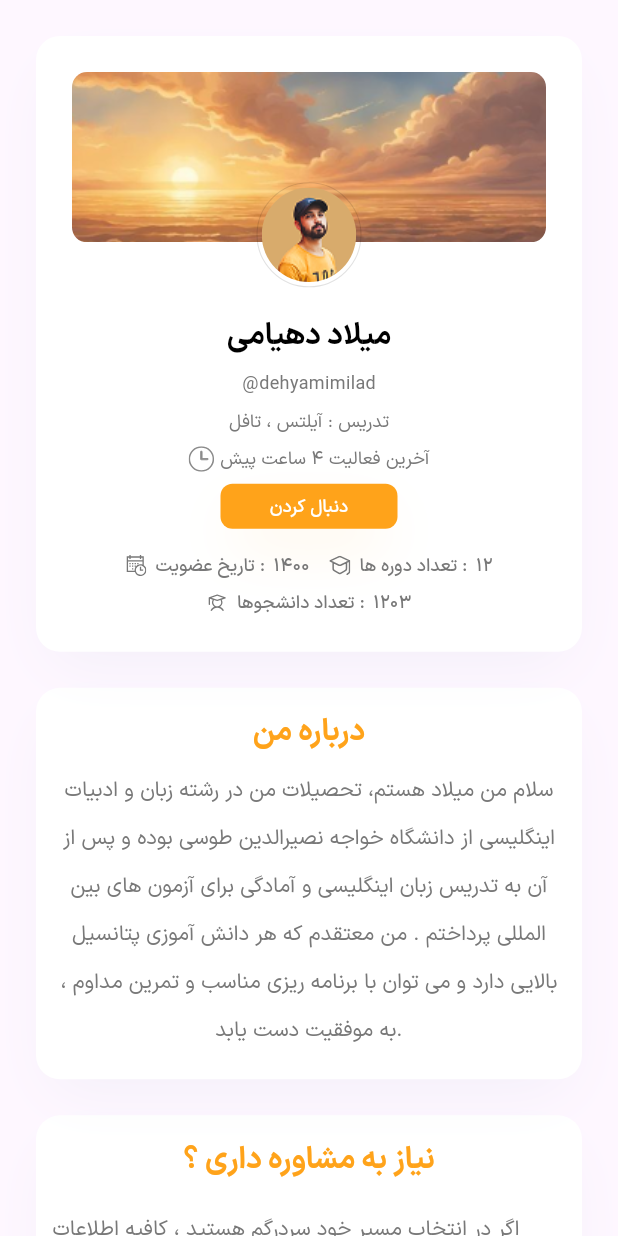
After one commit to soheil-jalili/Ielts-Application, a Flutter app: the TeacherScreen screen opened directly, on a phone screen of 412 x 824 dp. The commit adds this screen. Run offline on Flutter 3.47's test engine with Material 3 defaults, Android fonts, the phone set to English and light mode, and no system bars; our stand-ins replace better_player_plus, flutter_svg, shimmer, sliver_tools, smooth_page_indicator.

Commit message:
feat: add teacher screen UI and components

```diff
--- a/lib/constants/colors.dart
+++ b/lib/constants/colors.dart
@@ -180,6 +180,15 @@ class AppColors {
   );
   static Color popularSearchTextSearchScreenColor = Color(0xff404040);
 
+  // Teacher Screen
+  static Color strokeAvatarTeacherScreenColor = Color(0xff000000).withAlpha(30);
+  static Color primaryTextTeacherScreenColor = Color(0xff787878);
+  static Color secondaryTeacherScreenColor = Color(0xffFFA31A);
+  static Color hintTextTeacherScreenColor = Color(0xff6D6D6D).withAlpha(50);
+  static Color shadowContainerTeacherScreenColor = Color(
+    0xff7090B0,
+  ).withAlpha(20);
+
   // Shimmer
   static Color baseColorShimmer = Color(0xFFEDEDED);
   static Color highlightColorShimmer = Color(0xFFF5F5F5);
--- a/lib/gen/assets.gen.dart
+++ b/lib/gen/assets.gen.dart
@@ -34,12 +34,19 @@ class $AssetsImagesGen {
   /// File path: assets/images/banner1.png
   AssetGenImage get banner1 => const AssetGenImage('assets/images/banner1.png');
 
+  /// File path: assets/images/banner_teacher_screen.png
+  AssetGenImage get bannerTeacherScreen =>
+      const AssetGenImage('assets/images/banner_teacher_screen.png');
+
   /// File path: assets/images/blur.png
   AssetGenImage get blur => const AssetGenImage('assets/images/blur.png');
 
   /// File path: assets/images/calendar.png
   AssetGenImage get calendar =>
       const AssetGenImage('assets/images/calendar.png');
+
+  /// File path: assets/images/calender.svg
+  String get calender => 'assets/images/calender.svg';
 
   /// File path: assets/images/circle.png
   AssetGenImage get circle => const AssetGenImage('assets/images/circle.png');
@@ -87,6 +94,9 @@ class $AssetsImagesGen {
 
   /// File path: assets/images/google.png
   AssetGenImage get google => const AssetGenImage('assets/images/google.png');
+
+  /// File path: assets/images/hat.svg
+  String get hat => 'assets/images/hat.svg';
 
   /// File path: assets/images/hiro hamada 1.png
   AssetGenImage get hiroHamada1 =>
@@ -230,6 +240,9 @@ class $AssetsImagesGen {
   /// File path: assets/images/star.png
   AssetGenImage get star => const AssetGenImage('assets/images/star.png');
 
+  /// File path: assets/images/student.svg
+  String get student => 'assets/images/student.svg';
+
   /// File path: assets/images/support.svg
   String get support => 'assets/images/support.svg';
 
@@ -278,8 +291,10 @@ class $AssetsImagesGen {
     apple,
     avatar,
     banner1,
+    bannerTeacherScreen,
     blur,
     calendar,
+    calender,
     circle,
     clock,
     clock2,
@@ -294,6 +309,7 @@ class $AssetsImagesGen {
     freeCourseShape3,
     germanFlag,
     google,
+    hat,
     hiroHamada1,
     home,
     homeActive,
@@ -336,6 +352,7 @@ class $AssetsImagesGen {
     starColorless,
     starFill,
     star,
+    student,
     support,
     three,
     time,
--- /dev/null
+++ b/lib/screens/teacher_screen.dart
@@ -0,0 +1,344 @@
+import 'package:flutter/material.dart';
+import 'package:flutter_svg/flutter_svg.dart';
+import 'package:ielts/constants/colors.dart';
+import 'package:ielts/gen/assets.gen.dart';
+import 'package:ielts/gen/fonts.gen.dart';
+import 'package:ielts/widgets/button_primary.dart';
+import 'package:ielts/widgets/text_fied_primary.dart';
+
+class TeacherScreen extends StatelessWidget {
+  TeacherScreen({super.key});
+
+  final TextEditingController fullName = TextEditingController();
+  final TextEditingController phoneNumber = TextEditingController();
+  @override
+  Widget build(BuildContext context) {
+    return Scaffold(
+      body: SafeArea(
+        bottom: false,
+        child: CustomScrollView(
+          slivers: [
+            SliverToBoxAdapter(
+              child: Container(
+                padding: EdgeInsets.all(24),
+                margin: EdgeInsets.all(24),
+                decoration: BoxDecoration(
+                  color: Colors.white,
+                  borderRadius: BorderRadius.circular(16),
+                  boxShadow: [
+                    BoxShadow(
+                      offset: Offset(0, 16),
+                      blurRadius: 32,
+                      spreadRadius: -10,
+                      color: AppColors.shadowContainerTeacherScreenColor,
+                    ),
+                  ],
+                ),
+                child: Column(
+                  children: [
+                    Stack(
+                      clipBehavior: Clip.none,
+                      children: [
+                        ClipRRect(
+                          borderRadius: BorderRadius.circular(10),
+                          child: Image.asset(
+                            Assets.images.bannerTeacherScreen.path,
+                          ),
+                        ),
+
+                        Positioned(
+                          left: 0,
+                          right: 0,
+                          bottom: -30,
+                          child: Container(
+                            width: 70,
+                            height: 70,
+                            decoration: BoxDecoration(
+                              shape: BoxShape.circle,
+                              border: Border.all(
+                                width: 0.7,
+                                color: AppColors.strokeAvatarTeacherScreenColor,
+                              ),
+                            ),
+
+                            child: Center(
+                              child: ClipRRect(
+                                borderRadius: BorderRadius.circular(1000),
+                                child: Image.asset(
+                                  Assets.images.mojAvatar.path,
+                                ),
+                              ),
+                            ),
+                          ),
+                        ),
+                      ],
+                    ),
+
+                    SizedBox(height: 49),
+
+                    Text(
+                      'میلاد دهیامی',
+                      style: TextStyle(
+                        color: Colors.black,
+                        fontSize: 20,
+                        fontFamily: FontFamily.iranSansXBold,
+                      ),
+                    ),
+                    SizedBox(height: 8),
+                    Directionality(
+                      textDirection: TextDirection.ltr,
+                      child: Text(
+                        '@dehyamimilad',
+                        style: TextStyle(
+                          color: AppColors.primaryTextTeacherScreenColor,
+                          fontSize: 12,
+                          fontFamily: FontFamily.iranSansXRegular,
+                        ),
+                      ),
+                    ),
+                    SizedBox(height: 8),
+                    Text(
+                      'تدریس : آیلتس ، تافل',
+                      style: TextStyle(
+                        color: AppColors.primaryTextTeacherScreenColor,
+                        fontSize: 12,
+                        fontFamily: FontFamily.iranSansXRegular,
+                      ),
+                    ),
+                    SizedBox(height: 8),
+                    Row(
+                      mainAxisAlignment: MainAxisAlignment.center,
+                      children: [
+                        SvgPicture.asset(Assets.images.clock2),
+                        SizedBox(width: 4),
+                        Text(
+                          'آخرین فعالیت 4 ساعت پیش',
+                          style: TextStyle(
+                            color: AppColors.primaryTextTeacherScreenColor,
+                            fontSize: 12,
+                            fontFamily: FontFamily.iranSansXRegular,
+                          ),
+                        ),
+                      ],
+                    ),
+
+                    SizedBox(height: 8),
+                    ButtonPrimary(
+                      title: 'دنبال کردن',
+                      onPressed: () {},
+                      height: 30,
+                      width: 118,
+                      borderRadius: 8,
+                      fontSize: 12,
+                      fontFamily: FontFamily.iranSansXMedium,
+                    ),
+
+                    SizedBox(height: 16),
+                    Center(
+                      child: Wrap(
+                        alignment: WrapAlignment
+                            .center,
+                        runAlignment: WrapAlignment
+                            .center,
+                        spacing: 13,
+                        runSpacing: 8,
+                        children: [
+                          IconTitleValue(
+                            icon: Assets.images.calender,
+                            title: 'تاریخ عضویت : ',
+                            value: '1400',
+                            widthSizedBox: 6,
+                          ),
+                          IconTitleValue(
+                            icon: Assets.images.hat,
+                            title: 'تعداد دوره ها : ',
+                            value: '12',
+                            widthSizedBox: 6,
+                          ),
+                          IconTitleValue(
+                            icon: Assets.images.student,
+                            title: 'تعداد دانشجوها : ',
+                            value: '1203',
+                            widthSizedBox: 6,
+                          ),
+                        ],
+                      ),
+                    ),
+                  ],
+                ),
+              ),
+            ),
+
+            SliverToBoxAdapter(
+              child: Container(
+                margin: EdgeInsets.only(right: 24, left: 24, bottom: 24),
+
+                decoration: BoxDecoration(
+                  color: Colors.white,
+                  borderRadius: BorderRadius.circular(16),
+
+                  boxShadow: [
+                    BoxShadow(
+                      offset: Offset(0, 16),
+                      blurRadius: 32,
+                      spreadRadius: -10,
+                      color: AppColors.shadowContainerTeacherScreenColor,
+                    ),
+                  ],
+                ),
+                padding: EdgeInsets.fromLTRB(11, 16, 11, 16),
+                child: Column(
+                  children: [
+                    Text(
+                      'درباره من',
+                      style: TextStyle(
+                        fontFamily: FontFamily.iranSansXBold,
+                        fontSize: 20,
+                        color: AppColors.secondaryTeacherScreenColor,
+                      ),
+                    ),
+                    SizedBox(height: 8),
+                    Text(
+                      '''سلام من میلاد هستم، تحصیلات من در رشته زبان و ادبیات
+اینگلیسی از دانشگاه خواجه نصیرالدین طوسی بوده و پس از
+آن به تدریس زبان اینگلیسی و آمادگی برای آزمون های بین
+المللی پرداختم . من معتقدم که هر دانش آموزی پتانسیل بالایی دارد و می توان با برنامه ریزی مناسب و تمرین مداوم ، به موفقیت دست یابد.''',
+
+                      style: TextStyle(
+                        fontFamily: FontFamily.iranSansXRegular,
+                        fontSize: 14,
+                        color: AppColors.primaryTextTeacherScreenColor,
+                        height: 2.28,
+                      ),
+                      textAlign: TextAlign.center,
+                    ),
+                  ],
+                ),
+              ),
+            ),
+
+            SliverToBoxAdapter(
+              child: Container(
+                margin: EdgeInsets.only(right: 24, left: 24, bottom: 100),
+                decoration: BoxDecoration(
+                  color: Colors.white,
+                  borderRadius: BorderRadius.circular(16),
+
+                  boxShadow: [
+                    BoxShadow(
+                      offset: Offset(0, 16),
+                      blurRadius: 32,
+                      spreadRadius: -10,
+                      color: AppColors.shadowContainerTeacherScreenColor,
+                    ),
+                  ],
+                ),
+                padding: EdgeInsets.fromLTRB(11, 16, 11, 16),
+                child: Center(
+                  child: Column(
+                    children: [
+                      Text(
+                        'نیاز به مشاوره داری ؟',
+                        style: TextStyle(
+                          fontFamily: FontFamily.iranSansXBold,
+                          fontSize: 20,
+                          color: AppColors.secondaryTeacherScreenColor,
+                        ),
+                      ),
+                      SizedBox(height: 16),
+                      Text(
+                        '''اگر در انتخاب مسیر خود سردرگم هستید ، کافیه اطلاعات تماس
+                خود را در فرم زیر ثبت کنید، بنده در اسرع وقت با شما جهت ارائه مشاوره رایگان تماس خواهم گرفت !''',
+                        style: TextStyle(
+                          fontFamily: FontFamily.iranSansXRegular,
+                          fontSize: 14,
+                          color: AppColors.primaryTextTeacherScreenColor,
+                          height: 2.28,
+                        ),
+                      ),
+
+                      SizedBox(height: 24),
+
+                      Container(
+                        padding: EdgeInsets.fromLTRB(12, 16, 12, 16),
+                        decoration: BoxDecoration(
+                          border: Border.all(
+                            width: 0.5,
+                            color: AppColors.secondaryTeacherScreenColor,
+                          ),
+                          borderRadius: BorderRadius.circular(16),
+                        ),
+
+                        child: Column(
+                          children: [
+                            TextFieldPrimary(
+                              hintText: 'نام نام خانوادگی',
+                              controller: fullName,
+                              hintFontSize: 18,
+                            ),
+                            SizedBox(height: 11),
+                            TextFieldPrimary(
+                              hintText: 'شماره موبایل',
+                              controller: phoneNumber,
+                              isPhoneNumber: true,
+                              hintFontSize: 18,
+                            ),
+                            SizedBox(height: 11),
+                            ButtonPrimary(title: 'ثبت', onPressed: () {}),
+                          ],
+                        ),
+                      ),
+                    ],
+                  ),
+                ),
+              ),
+            ),
+          ],
+        ),
+      ),
+    );
+  }
+}
+
+class IconTitleValue extends StatelessWidget {
+  const IconTitleValue({
+    super.key,
+    required this.icon,
+    required this.title,
+    required this.value,
+    required this.widthSizedBox,
+  });
+
+  final String icon;
+  final String title;
+  final String value;
+  final double widthSizedBox;
+  @override
+  Widget build(BuildContext context) {
+    return Row(
+      mainAxisSize: MainAxisSize.min,
+      children: [
+        SvgPicture.asset(icon),
+        SizedBox(width: widthSizedBox),
+
+        Text(
+          title,
+          style: TextStyle(
+            color: AppColors.primaryTextTeacherScreenColor,
+            fontSize: 12,
+            fontFamily: FontFamily.iranSansXMedium,
+          ),
+        ),
+        SizedBox(width: 2),
+        Text(
+          value,
+          style: TextStyle(
+            color: AppColors.primaryTextTeacherScreenColor,
+            fontSize: 12,
+            fontFamily: FontFamily.iranSansXMedium,
+          ),
+        ),
+      ],
+    );
+  }
+}
--- a/lib/widgets/button_primary.dart
+++ b/lib/widgets/button_primary.dart
@@ -9,6 +9,8 @@ class ButtonPrimary extends StatelessWidget {
     required this.onPressed,
     this.borderRadius = 16,
     this.height = 56,
+    this.width = double.infinity,
+    this.fontSize = 20,
     this.fontFamily = FontFamily.iranSansXRegular,
   });
 
@@ -16,14 +18,14 @@ class ButtonPrimary extends StatelessWidget {
   final String fontFamily;
   final void Function() onPressed;
   final double height;
+  final double width;
   final double borderRadius;
-
-
+  final double fontSize;
 
   @override
   Widget build(BuildContext context) {
     return Container(
-      width: double.infinity,
+      width: width,
       height: height,
       decoration: BoxDecoration(
         boxShadow: [
@@ -50,7 +52,7 @@ class ButtonPrimary extends StatelessWidget {
         child: Text(
           title,
           style: TextStyle(
-            fontSize: 20,
+            fontSize: fontSize,
             fontFamily: fontFamily,
             color: Colors.white,
           ),
--- a/lib/widgets/text_fied_primary.dart
+++ b/lib/widgets/text_fied_primary.dart
@@ -7,12 +7,14 @@ class TextFieldPrimary extends StatelessWidget {
     super.key,
     required this.hintText,
     required this.controller,
+     this.hintFontSize = 20,
     this.onChanged,
     this.isPassword = false,
     this.isPhoneNumber = false,
   });
 
   final String hintText;
+  final double hintFontSize;
   final bool isPassword;
   final bool isPhoneNumber;
   final TextEditingController controller;
@@ -36,7 +38,7 @@ class TextFieldPrimary extends StatelessWidget {
           hintText: hintText,
 
           hintStyle: TextStyle(
-            fontSize: 20,
+            fontSize: hintFontSize,
             fontFamily: FontFamily.iranSansXRegular,
             color: AppColors.hintTextColor,
           ),
```
Also changed, not shown: assets/images/banner_teacher_screen.png (added), assets/images/calender.svg (added), assets/images/hat.svg (added), assets/images/student.svg (added).
